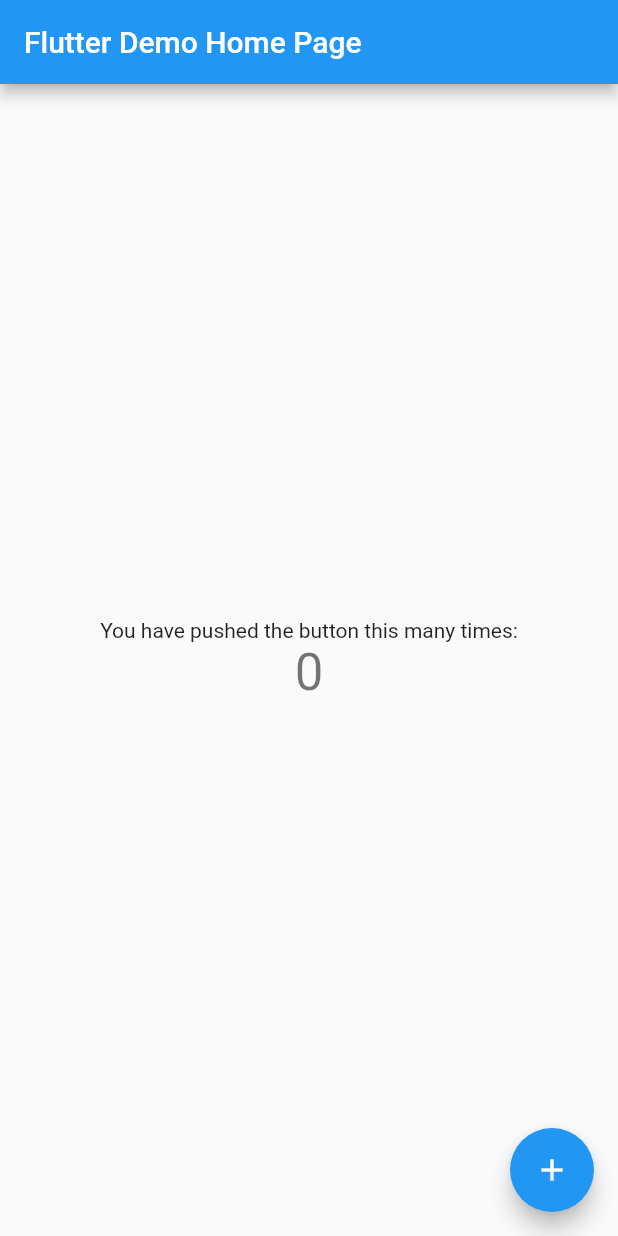
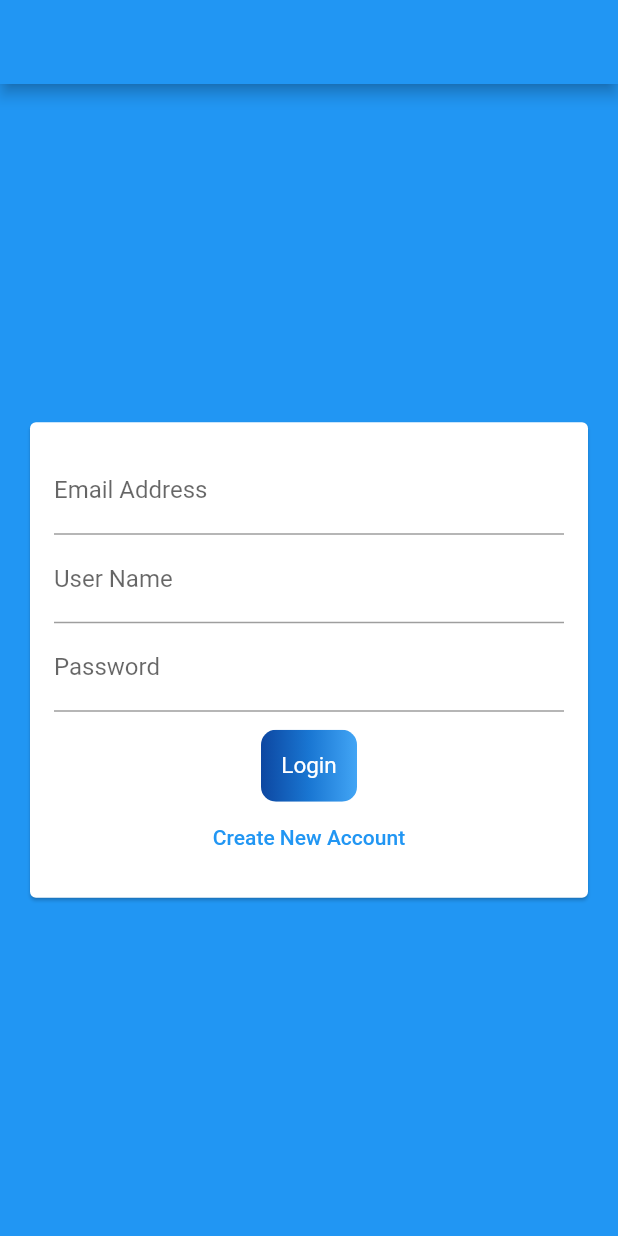
Before and after one commit to AqeelAaqi/mychatapp-with-flutter, a Flutter app: the screen it shows after launch, on a phone screen of 412 x 824 dp. Run offline on Flutter 3.47's test engine with Material 2 defaults, Android fonts, the phone set to English and light mode, and no system bars; our stand-ins replace cloud_firestore, firebase_core; accounts and stored records are empty.

Commit message:
auth screen added

```diff
--- a/lib/main.dart
+++ b/lib/main.dart
@@ -1,6 +1,11 @@
 import 'package:flutter/material.dart';
+import 'package:mychatapp/screens/auth_screen.dart';
+import 'package:mychatapp/screens/chat_screen.dart';
+import 'package:firebase_core/firebase_core.dart';
 
-void main() {
+void main() async  {
+  WidgetsFlutterBinding.ensureInitialized();
+  await Firebase.initializeApp();
   runApp(const MyApp());
 }
 
@@ -13,18 +18,10 @@ class MyApp extends StatelessWidget {
     return MaterialApp(
       title: 'Flutter Demo',
       theme: ThemeData(
-        // This is the theme of your application.
-        //
-        // Try running your application with "flutter run". You'll see the
-        // application has a blue toolbar. Then, without quitting the app, try
-        // changing the primarySwatch below to Colors.green and then invoke
-        // "hot reload" (press "r" in the console where you ran "flutter run",
-        // or simply save your changes to "hot reload" in a Flutter IDE).
-        // Notice that the counter didn't reset back to zero; the application
-        // is not restarted.
         primarySwatch: Colors.blue,
       ),
-      home: const MyHomePage(title: 'Flutter Demo Home Page'),
+      home: AuthScreen(),
+      // home: ChatScreen(),
     );
   }
 }
--- a/lib/screens/auth_screen.dart
+++ b/lib/screens/auth_screen.dart
@@ -0,0 +1,19 @@
+import 'package:flutter/material.dart';
+import '../widgets/auth/auth_form.dart';
+
+class AuthScreen extends StatefulWidget{
+
+  @override
+  _AuthScreenState createState() => _AuthScreenState();
+}
+class _AuthScreenState extends State<AuthScreen>{
+
+  @override
+  Widget build(BuildContext context) {
+    return Scaffold(
+      backgroundColor: Theme.of(context).primaryColor,
+      appBar: AppBar(title: Text(''),),
+      body: AuthForm(),
+    );
+  }
+}
--- /dev/null
+++ b/lib/widgets/auth/auth_form.dart
@@ -0,0 +1,69 @@
+import 'package:flutter/material.dart';
+
+class AuthForm extends StatefulWidget {
+  _AuthFormState createState() => _AuthFormState();
+}
+
+class _AuthFormState extends State<AuthForm> {
+  @override
+  Widget build(BuildContext context) {
+    return Center(
+      child: Card(
+        margin: EdgeInsets.all(20),
+        child: SingleChildScrollView(
+          padding: EdgeInsets.all(16),
+          child: Form(
+            child: Column(
+              mainAxisSize: MainAxisSize.min,
+              children: <Widget>[
+                TextFormField(
+                  keyboardType: TextInputType.emailAddress,
+                  decoration: InputDecoration(labelText: 'Email Address'),
+                ),
+                TextFormField(
+                  keyboardType: TextInputType.text,
+                  decoration: InputDecoration(labelText: 'User Name'),
+                ),
+                TextFormField(
+                  obscureText: true,
+                  decoration: InputDecoration(labelText: 'Password'),
+                ),
+                const SizedBox(height: 12,),
+                ClipRRect(
+                  borderRadius: BorderRadius.circular(10),
+                  child: Stack(
+                    children: <Widget>[
+                      Positioned.fill(
+                        child: Container(
+                          decoration: const BoxDecoration(
+                            gradient: LinearGradient(
+                              colors: <Color>[
+                                Color(0xFF0D47A1),
+                                Color(0xFF1976D2),
+                                Color(0xFF42A5F5),
+                              ],
+                            ),
+                          ),
+                        ),
+                      ),
+                      TextButton(
+                        style: TextButton.styleFrom(
+                          foregroundColor: Colors.white,
+                          padding: const EdgeInsets.all(12.0),
+                          textStyle: const TextStyle(fontSize: 15),
+                        ),
+                        onPressed: () {},
+                        child: const Text('Login'),
+                      ),
+                    ],
+                  ),
+                ),
+                TextButton(onPressed: (){}, child: const Text('Create New Account')),
+              ],
+            ),
+          ),
+        ),
+      ),
+    );
+  }
+}
```
